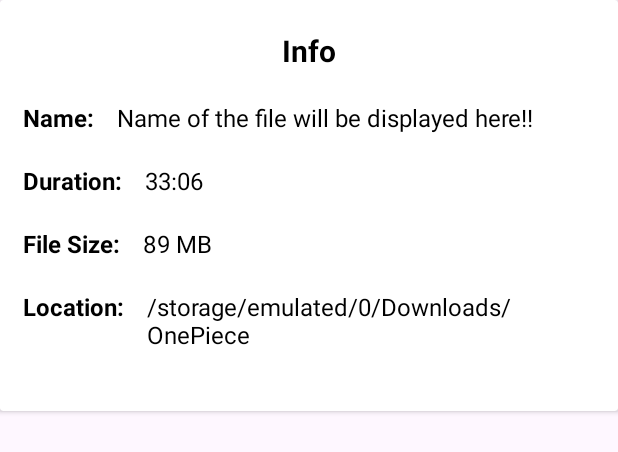
After one commit to 4rju9/VideoVerse, an Android app: the layout video_details_view.xml on its own in the app's theme, with its tools: preview values and no code run, on a phone screen of 412 x 824 dp. The commit adds this screen. Shown: the top 452 px of the screen. Run offline under Robolectric (Android 15) with nearby library versions, the phone set to English and light mode, and no system bars.

Commit message:
Implemented Feature to show video details in custom alert dialog

```diff
--- a/app/src/main/java/app/netlify/dev4rju9/videoVerse/adapters/VideoAdapter.java
+++ b/app/src/main/java/app/netlify/dev4rju9/videoVerse/adapters/VideoAdapter.java
@@ -11,6 +11,7 @@ import android.os.Environment;
 import android.provider.Settings;
 import android.text.SpannableStringBuilder;
 import android.text.format.DateUtils;
+import android.text.format.Formatter;
 import android.view.LayoutInflater;
 import android.view.View;
 import android.view.ViewGroup;
@@ -37,6 +38,7 @@ import app.netlify.dev4rju9.videoVerse.MainActivity;
 import app.netlify.dev4rju9.videoVerse.PlayerActivity;
 import app.netlify.dev4rju9.videoVerse.R;
 import app.netlify.dev4rju9.videoVerse.databinding.RenameFieldBinding;
+import app.netlify.dev4rju9.videoVerse.databinding.VideoDetailsViewBinding;
 import app.netlify.dev4rju9.videoVerse.databinding.VideoMoreFeaturesBinding;
 import app.netlify.dev4rju9.videoVerse.databinding.VideoViewBinding;
 import app.netlify.dev4rju9.videoVerse.models.Video;
@@ -155,6 +157,26 @@ public class VideoAdapter extends RecyclerView.Adapter<VideoAdapter.VideoViewHol
                         null
                 );
             });
+            // Video Info Feature
+            binding.infoButton.setOnClickListener( mv -> {
+                dialog.dismiss();
+                View view = LayoutInflater.from(context).inflate(R.layout.video_details_view, holder.root, false);
+                VideoDetailsViewBinding info_binding = VideoDetailsViewBinding.bind(view);
+                AlertDialog info_dialog = new MaterialAlertDialogBuilder(context).setView(view)
+                        .setCancelable(false)
+                        .setPositiveButton("Close", (self, which) -> {
+                            self.dismiss();
+                        })
+                        .create();
+                info_dialog.show();
+                Video currentVideo = videoList.get(position);
+                info_binding.titleDetailsView.setText(currentVideo.getTitle());
+                info_binding.durationDetailsView.setText(DateUtils.formatElapsedTime(currentVideo.getDuration()/1000));
+                info_binding.fileSizeDetailsView.setText(Formatter.formatShortFileSize(context, Long.parseLong(currentVideo.getSize())));
+                info_binding.locationDetailsView.setText(currentVideo.getPath());
+                info_dialog.getButton(AlertDialog.BUTTON_POSITIVE).setBackgroundColor(MaterialColors.getColor(context, R.attr.ThemePrimary, Color.RED));
+                info_dialog.getButton(AlertDialog.BUTTON_POSITIVE).setTextColor(MaterialColors.getColor(context, R.attr.ThemeTextColor, Color.WHITE));
+            });
 
             return true;
         });
--- /dev/null
+++ b/app/src/main/res/layout/video_details_view.xml
@@ -0,0 +1,136 @@
+<?xml version="1.0" encoding="utf-8"?>
+<androidx.cardview.widget.CardView xmlns:android="http://schemas.android.com/apk/res/android"
+    android:layout_width="match_parent"
+    android:layout_height="wrap_content"
+    xmlns:app="http://schemas.android.com/apk/res-auto"
+    app:cardBackgroundColor="@color/white">
+
+    <LinearLayout
+        android:layout_width="match_parent"
+        android:layout_height="wrap_content"
+        android:layout_marginVertical="20dp"
+        android:layout_marginHorizontal="15dp"
+        android:orientation="vertical">
+
+        <TextView
+            android:layout_width="match_parent"
+            android:layout_height="wrap_content"
+            android:text="@string/info"
+            android:textStyle="bold"
+            android:textSize="20sp"
+            android:layout_marginBottom="20dp"
+            android:gravity="center_horizontal"
+            android:textColor="@color/black"
+            android:textIsSelectable="true"/>
+
+        <LinearLayout
+            android:layout_width="match_parent"
+            android:layout_height="wrap_content"
+            android:layout_marginBottom="20dp"
+            android:orientation="horizontal">
+
+            <TextView
+                android:layout_width="wrap_content"
+                android:layout_height="wrap_content"
+                android:text="@string/name"
+                android:textStyle="bold"
+                android:layout_marginEnd="15dp"
+                android:textSize="16sp"
+                android:textColor="@color/black"
+                android:textIsSelectable="true"/>
+
+            <TextView
+                android:id="@+id/title_details_view"
+                android:layout_width="wrap_content"
+                android:layout_height="wrap_content"
+                android:text="Name of the file will be displayed here!!"
+                android:textSize="16sp"
+                android:textColor="@color/black"
+                android:textIsSelectable="true"/>
+
+        </LinearLayout>
+
+        <LinearLayout
+            android:layout_width="match_parent"
+            android:layout_height="wrap_content"
+            android:layout_marginBottom="20dp"
+            android:orientation="horizontal">
+
+            <TextView
+                android:layout_width="wrap_content"
+                android:layout_height="wrap_content"
+                android:text="@string/duration"
+                android:textStyle="bold"
+                android:layout_marginEnd="15dp"
+                android:textSize="16sp"
+                android:textColor="@color/black"
+                android:textIsSelectable="true"/>
+
+            <TextView
+                android:id="@+id/duration_details_view"
+                android:layout_width="wrap_content"
+                android:layout_height="wrap_content"
+                android:text="33:06"
+                android:textSize="16sp"
+                android:textColor="@color/black"
+                android:textIsSelectable="true"/>
+
+        </LinearLayout>
+
+        <LinearLayout
+            android:layout_width="match_parent"
+            android:layout_height="wrap_content"
+            android:layout_marginBottom="20dp"
+            android:orientation="horizontal">
+
+            <TextView
+                android:layout_width="wrap_content"
+                android:layout_height="wrap_content"
+                android:text="@string/file_size"
+                android:textStyle="bold"
+                android:layout_marginEnd="15dp"
+                android:textSize="16sp"
+                android:textColor="@color/black"
+                android:textIsSelectable="true"/>
+
+            <TextView
+                android:id="@+id/file_size_details_view"
+                android:layout_width="wrap_content"
+                android:layout_height="wrap_content"
+                android:text="89 MB"
+                android:textSize="16sp"
+                android:textColor="@color/black"
+                android:textIsSelectable="true"/>
+
+        </LinearLayout>
+
+        <LinearLayout
+            android:layout_width="match_parent"
+            android:layout_height="wrap_content"
+            android:layout_marginBottom="20dp"
+            android:orientation="horizontal">
+
+            <TextView
+                android:layout_width="wrap_content"
+                android:layout_height="wrap_content"
+                android:text="@string/location"
+                android:textStyle="bold"
+                android:layout_marginEnd="15dp"
+                android:textSize="16sp"
+                android:textColor="@color/black"
+                android:textIsSelectable="true"/>
+
+            <TextView
+                android:id="@+id/location_details_view"
+                android:layout_width="wrap_content"
+                android:layout_height="wrap_content"
+                android:text="/storage/emulated/0/Downloads/OnePiece"
+                android:textSize="16sp"
+                android:textColor="@color/black"
+                android:textIsSelectable="true"/>
+
+        </LinearLayout>
+
+    </LinearLayout>
+
+</androidx.cardview.widget.CardView>
--- a/app/src/main/res/layout/video_more_features.xml
+++ b/app/src/main/res/layout/video_more_features.xml
@@ -49,6 +49,7 @@
         style="@style/Widget.AppCompat.Button.Borderless"/>
 
     <com.google.android.material.button.MaterialButton
+        android:id="@+id/info_button"
         android:layout_width="0dp"
         android:layout_weight="0.8"
         android:layout_height="match_parent"
--- a/app/src/main/res/values/strings.xml
+++ b/app/src/main/res/values/strings.xml
@@ -43,4 +43,10 @@
     <string name="delete">Delete</string>
     <string name="info">Info</string>
     <string name="share">Share</string>
+
+    // For Video Details Feature
+    <string name="name">Name:</string>
+    <string name="duration">Duration:</string>
+    <string name="file_size">File Size:</string>
+    <string name="location">Location:</string>
 </resources>
```
